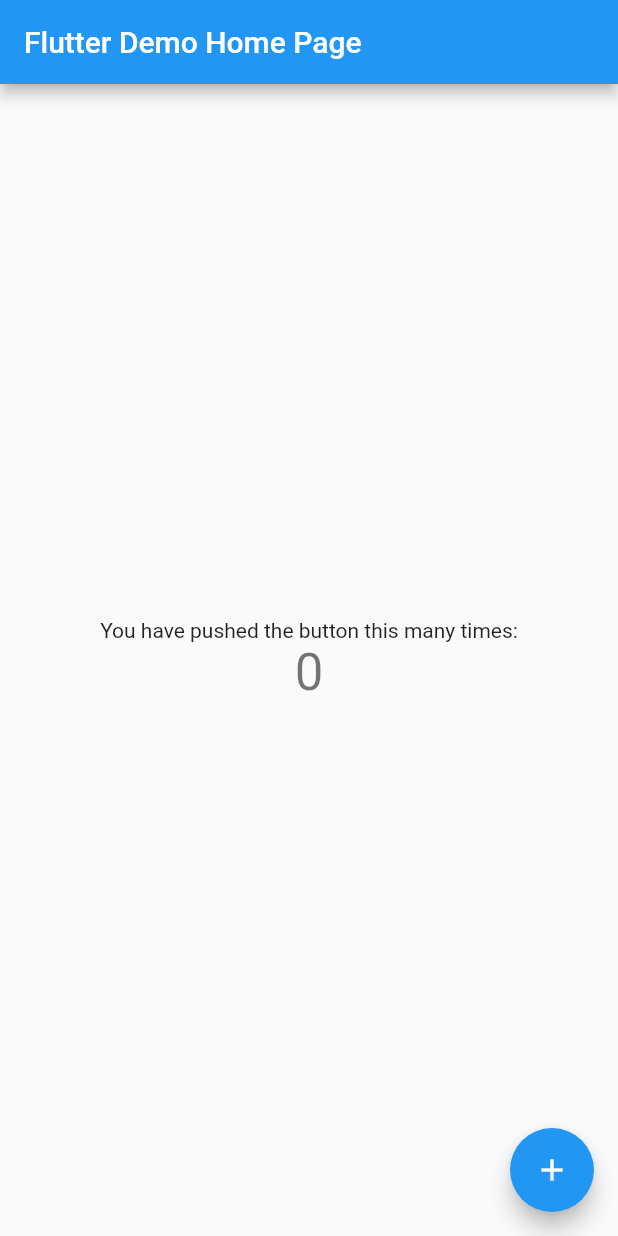
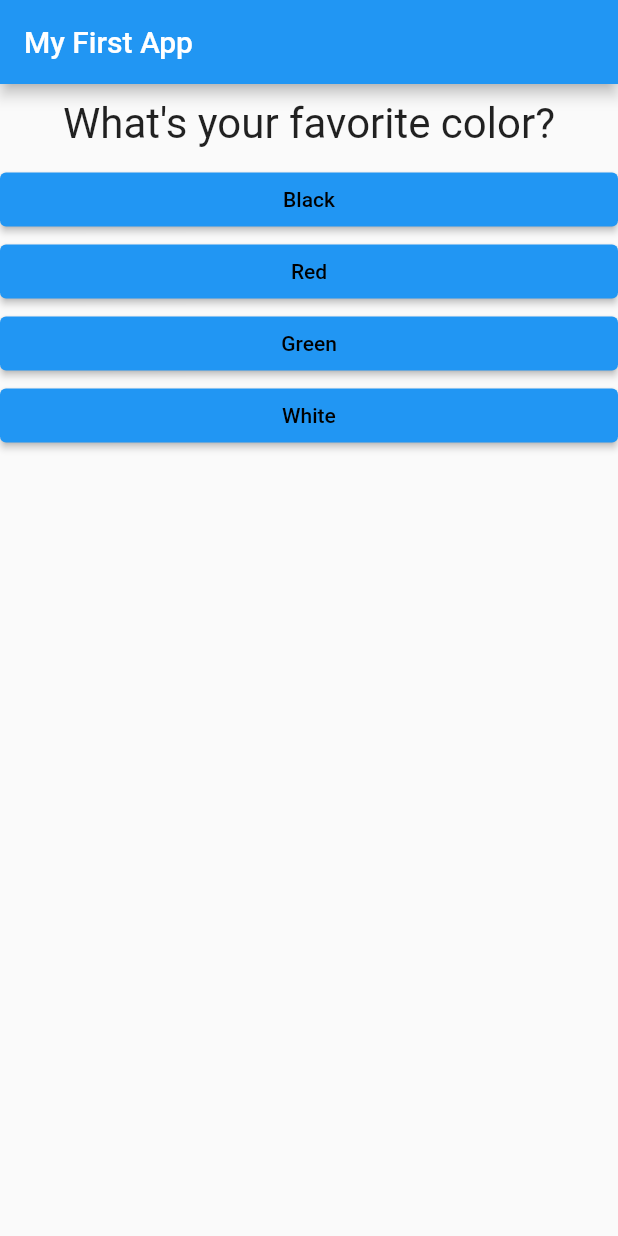
Before and after one commit to NeutralP/flutter, a Flutter app: the screen it shows after launch, on a phone screen of 412 x 824 dp. Run offline on Flutter 3.47's test engine with Material 2 defaults, Android fonts, the phone set to English and light mode, and no system bars.

Commit message:
Finish section 1

```diff
--- /dev/null
+++ b/lib/answer.dart
@@ -0,0 +1,22 @@
+import 'package:flutter/material.dart';
+
+class Answer extends StatelessWidget {
+  final Function selectHandler;
+  final String answerText;
+
+  Answer(this.selectHandler, this.answerText);
+
+  @override
+  Widget build(BuildContext context) {
+    return Container(
+      width: double.infinity,
+      child: ElevatedButton(
+        style: ButtonStyle(
+            backgroundColor: MaterialStateProperty.all(Colors.blue),
+            foregroundColor: MaterialStateProperty.all(Colors.black)),
+        child: Text(answerText),
+        onPressed: selectHandler,
+      ),
+    );
+  }
+}
--- a/lib/main.dart
+++ b/lib/main.dart
@@ -1,113 +1,91 @@
 import 'package:flutter/material.dart';
 
-void main() {
-  runApp(MyApp());
-}
+import 'quiz.dart';
+import 'result.dart';
 
-class MyApp extends StatelessWidget {
-  // This widget is the root of your application.
+// void main() {
+//   runApp(MyApp());
+// }
+
+void main() => runApp(MyApp());
+
+class MyApp extends StatefulWidget {
   @override
-  Widget build(BuildContext context) {
-    return MaterialApp(
-      title: 'Flutter Demo',
-      theme: ThemeData(
-        // This is the theme of your application.
-        //
-        // Try running your application with "flutter run". You'll see the
-        // application has a blue toolbar. Then, without quitting the app, try
-        // changing the primarySwatch below to Colors.green and then invoke
-        // "hot reload" (press "r" in the console where you ran "flutter run",
-        // or simply save your changes to "hot reload" in a Flutter IDE).
-        // Notice that the counter didn't reset back to zero; the application
-        // is not restarted.
-        primarySwatch: Colors.blue,
-      ),
-      home: MyHomePage(title: 'Flutter Demo Home Page'),
-    );
+  State<StatefulWidget> createState() {
+    // TODO: implement createState
+    return _MyAppState();
   }
 }
 
-class MyHomePage extends StatefulWidget {
-  MyHomePage({Key key, this.title}) : super(key: key);
+class _MyAppState extends State<MyApp> {
+  final _questions = const [
+    {
+      'questionText': 'What\'s your favorite color?',
+      'answers': [
+        {'text': 'Black', 'score': 10},
+        {'text': 'Red', 'score': 5},
+        {'text': 'Green', 'score': 17},
+        {'text': 'White', 'score': 20},
+      ],
+    },
+    {
+      'questionText': 'What\'s your favorite animal?',
+      'answers': [
+        {'text': 'Rabbit', 'score': 10},
+        {'text': 'Snake', 'score': 20},
+        {'text': 'Elephant', 'score': 5},
+        {'text': 'Lion', 'score': 7},
+      ],
+    },
+    {
+      'questionText': 'What\'s your favorite game dev?',
+      'answers': [
+        {'text': 'Gabe', 'score': 5},
+        {'text': 'Newell', 'score': 9},
+        {'text': 'Help', 'score': 0},
+        {'text': 'Me', 'score': 0},
+      ],
+    },
+  ];
+  var _questionIndex = 0;
+  var _totalScore = 0;
 
-  // This widget is the home page of your application. It is stateful, meaning
-  // that it has a State object (defined below) that contains fields that affect
-  // how it looks.
+  void _resetQuiz() {
+    setState(() {
+      _questionIndex = 0;
+      _totalScore = 0;
+    });
+  }
 
-  // This class is the configuration for the state. It holds the values (in this
-  // case the title) provided by the parent (in this case the App widget) and
-  // used by the build method of the State. Fields in a Widget subclass are
-  // always marked "final".
+  void _answerQuestion(int score) {
+    _totalScore += score;
 
-  final String title;
-
-  @override
-  _MyHomePageState createState() => _MyHomePageState();
-}
-
-class _MyHomePageState extends State<MyHomePage> {
-  int _counter = 0;
-
-  void _incrementCounter() {
     setState(() {
-      // This call to setState tells the Flutter framework that something has
-      // changed in this State, which causes it to rerun the build method below
-      // so that the display can reflect the updated values. If we changed
-      // _counter without calling setState(), then the build method would not be
-      // called again, and so nothing would appear to happen.
-      _counter++;
+      _questionIndex = _questionIndex + 1;
     });
+    print(_questionIndex);
+    if (_questionIndex < _questions.length) {
+      print('We have more questions');
+    } else {
+      print('No more questions!');
+    }
   }
 
   @override
   Widget build(BuildContext context) {
-    // This method is rerun every time setState is called, for instance as done
-    // by the _incrementCounter method above.
-    //
-    // The Flutter framework has been optimized to make rerunning build methods
-    // fast, so that you can just rebuild anything that needs updating rather
-    // than having to individually change instances of widgets.
-    return Scaffold(
-      appBar: AppBar(
-        // Here we take the value from the MyHomePage object that was created by
-        // the App.build method, and use it to set our appbar title.
-        title: Text(widget.title),
+    return MaterialApp(
+      home: Scaffold(
+        appBar: AppBar(
+          title: Text('My First App'),
+        ),
+        body: _questionIndex < _questions.length
+            ? Quiz(
+                answerQuestion: _answerQuestion,
+                questionIndex: _questionIndex,
+                questions: _questions,
+              )
+            : Result(_totalScore, _resetQuiz),
       ),
-      body: Center(
-        // Center is a layout widget. It takes a single child and positions it
-        // in the middle of the parent.
-        child: Column(
-          // Column is also a layout widget. It takes a list of children and
-          // arranges them vertically. By default, it sizes itself to fit its
-          // children horizontally, and tries to be as tall as its parent.
-          //
-          // Invoke "debug painting" (press "p" in the console, choose the
-          // "Toggle Debug Paint" action from the Flutter Inspector in Android
-          // Studio, or the "Toggle Debug Paint" command in Visual Studio Code)
-          // to see the wireframe for each widget.
-          //
-          // Column has various properties to control how it sizes itself and
-          // how it positions its children. Here we use mainAxisAlignment to
-          // center the children vertically; the main axis here is the vertical
-          // axis because Columns are vertical (the cross axis would be
-          // horizontal).
-          mainAxisAlignment: MainAxisAlignment.center,
-          children: <Widget>[
-            Text(
-              'You have pushed the button this many times:',
-            ),
-            Text(
-              '$_counter',
-              style: Theme.of(context).textTheme.headline4,
-            ),
-          ],
-        ),
-      ),
-      floatingActionButton: FloatingActionButton(
-        onPressed: _incrementCounter,
-        tooltip: 'Increment',
-        child: Icon(Icons.add),
-      ), // This trailing comma makes auto-formatting nicer for build methods.
     );
   }
 }
--- /dev/null
+++ b/lib/question.dart
@@ -0,0 +1,20 @@
+import 'package:flutter/material.dart';
+
+class Question extends StatelessWidget {
+  final String questionText;
+
+  Question(this.questionText);
+
+  @override
+  Widget build(BuildContext context) {
+    return Container(
+      width: double.infinity,
+      margin: EdgeInsets.all(10),
+      child: Text(
+        questionText,
+        style: TextStyle(fontSize: 28),
+        textAlign: TextAlign.center,
+      ),
+    );
+  }
+}
--- /dev/null
+++ b/lib/quiz.dart
@@ -0,0 +1,30 @@
+import 'package:flutter/material.dart';
+
+import 'answer.dart';
+import 'question.dart';
+
+class Quiz extends StatelessWidget {
+  final List<Map<String, Object>> questions;
+  final int questionIndex;
+  final Function answerQuestion;
+
+  Quiz(
+      {@required this.questions,
+      @required this.answerQuestion,
+      @required this.questionIndex});
+
+  @override
+  Widget build(BuildContext context) {
+    return Column(
+      children: [
+        Question(
+          questions[questionIndex]['questionText'] as String,
+        ),
+        ...(questions[questionIndex]['answers'] as List<Map<String, Object>>)
+            .map((answer) {
+          return Answer(() => answerQuestion(answer['score']), answer['text']);
+        }).toList()
+      ],
+    );
+  }
+}
--- /dev/null
+++ b/lib/result.dart
@@ -0,0 +1,38 @@
+import 'package:flutter/material.dart';
+
+class Result extends StatelessWidget {
+  final int resultScore;
+  final Function resetHandler;
+
+  Result(this.resultScore, this.resetHandler);
+
+  String get resultPhrase {
+    String resultText;
+    if (resultScore <= 8) {
+      resultText = 'Thap hon 8';
+    } else if (resultScore <= 20) {
+      resultText = 'Thap hon 20';
+    } else if (resultScore <= 30) {
+      resultText = 'Thap hon 30';
+    } else {
+      resultText = 'Cao hon 30';
+    }
+    return resultText;
+  }
+
+  @override
+  Widget build(BuildContext context) {
+    return Center(
+      child: Column(
+        children: [
+          Text(
+            resultPhrase,
+            style: TextStyle(fontSize: 36, fontWeight: FontWeight.bold),
+            textAlign: TextAlign.center,
+          ),
+          TextButton(onPressed: resetHandler, child: Text('Restart Quiz')),
+        ],
+      ),
+    );
+  }
+}
```
